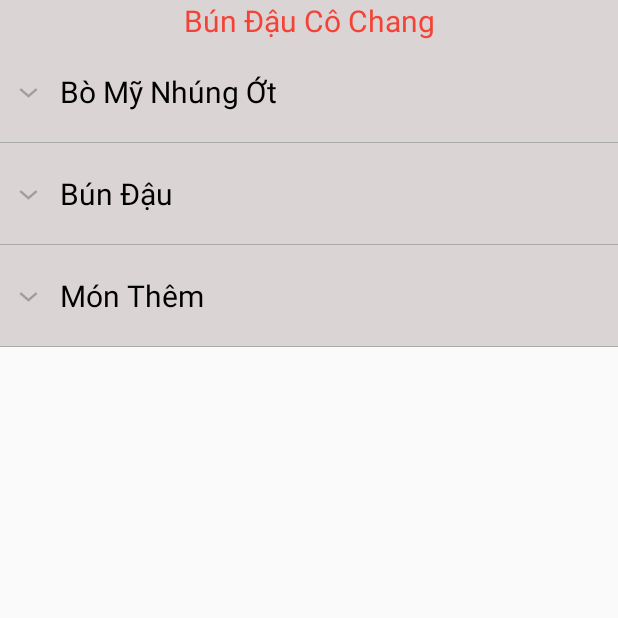
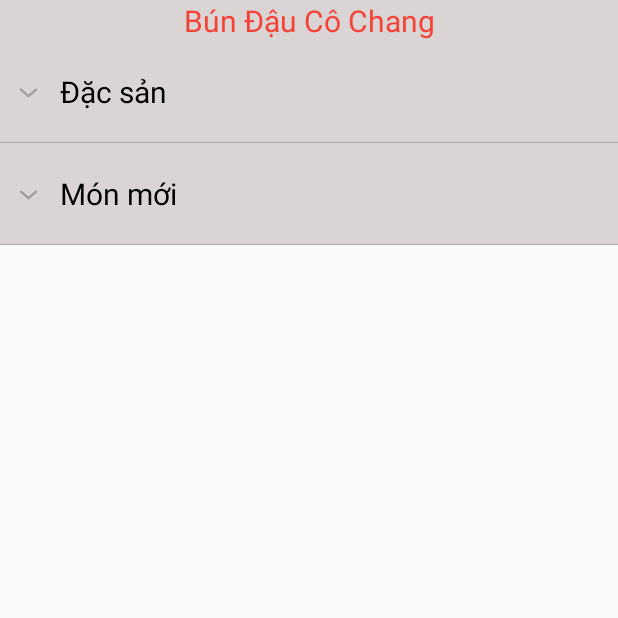
Before and after one commit to hiepvu0201/Foody, an Android app: the MenuActivity screen opened directly, with no data from a screen before it, on a phone screen of 412 x 824 dp, the top half of it. Run offline under Robolectric (Android 15) with nearby library versions, the phone set to English and light mode, and no system bars; 1 statement that could not run was skipped.

```diff
--- a/app/src/main/java/hcmute/edu/vn/group11/foody/activities/MenuActivity.java
+++ b/app/src/main/java/hcmute/edu/vn/group11/foody/activities/MenuActivity.java
@@ -1,13 +1,17 @@
 package hcmute.edu.vn.group11.foody.activities;
 
+import android.content.Intent;
+import android.os.Build;
 import android.os.Bundle;
 import android.widget.ExpandableListView;
 
+import androidx.annotation.RequiresApi;
 import androidx.appcompat.app.AppCompatActivity;
 
 import java.util.ArrayList;
 import java.util.HashMap;
 import java.util.List;
+import java.util.Objects;
 
 import hcmute.edu.vn.group11.foody.CustomExpandableListView;
 import hcmute.edu.vn.group11.foody.R;
@@ -18,6 +22,8 @@ public class MenuActivity extends AppCompatActivity {
     List<String> listdataHeader;
     HashMap<String,List<String>> listdataChild;
     CustomExpandableListView customExpandableListView;
+
+    @RequiresApi(api = Build.VERSION_CODES.KITKAT)
     @Override
     protected void onCreate(Bundle savedInstanceState) {
         super.onCreate(savedInstanceState);
@@ -28,31 +34,23 @@ public class MenuActivity extends AppCompatActivity {
         expandableListView.setAdapter(customExpandableListView);
     }
 
+   @RequiresApi(api = Build.VERSION_CODES.KITKAT)
    private void addControl() {
 
        expandableListView = (ExpandableListView) findViewById(R.id.expandableListView);
        listdataHeader = new ArrayList<>();
        listdataChild = new HashMap<String, List<String>>();
 
-       listdataHeader.add("Bò Mỹ Nhúng Ớt");
-       listdataHeader.add("Bún Đậu");
-       listdataHeader.add("Món Thêm");
-
-       List<String> BoMyNhungOt = new ArrayList<String>();
-       BoMyNhungOt.add("Bò Mỹ nhúng ớt nhở");
-       BoMyNhungOt.add("Bò Mỹ nhúng ớt vừa");
-       BoMyNhungOt.add("Bò Mỹ nhúng ớt lớn");
-       BoMyNhungOt.add("Bê thui mẹt nhỏ");
-       BoMyNhungOt.add("Bê thui mẹt vừa");
-       BoMyNhungOt.add("Bê thui mẹt lớn");
-
-       List<String> BunDau = new ArrayList<String>();
-       List<String> MonThem = new ArrayList<String>();
 
 
-       listdataChild.put(listdataHeader.get(0), BoMyNhungOt);
-       listdataChild.put(listdataHeader.get(1), BunDau);
-       listdataChild.put(listdataHeader.get(2), MonThem);
+       listdataHeader.add("Đặc sản");
+       listdataHeader.add("Món mới");
+
+       List<String> dacSan = new ArrayList<String>();
+       Intent intent = getIntent();
+       dacSan.add(Objects.requireNonNull(intent.getExtras()).getString("Name")+" - "+intent.getExtras().getString("Gia"));
+
+       listdataChild.put(listdataHeader.get(0), dacSan);
 
    }
 }
```
